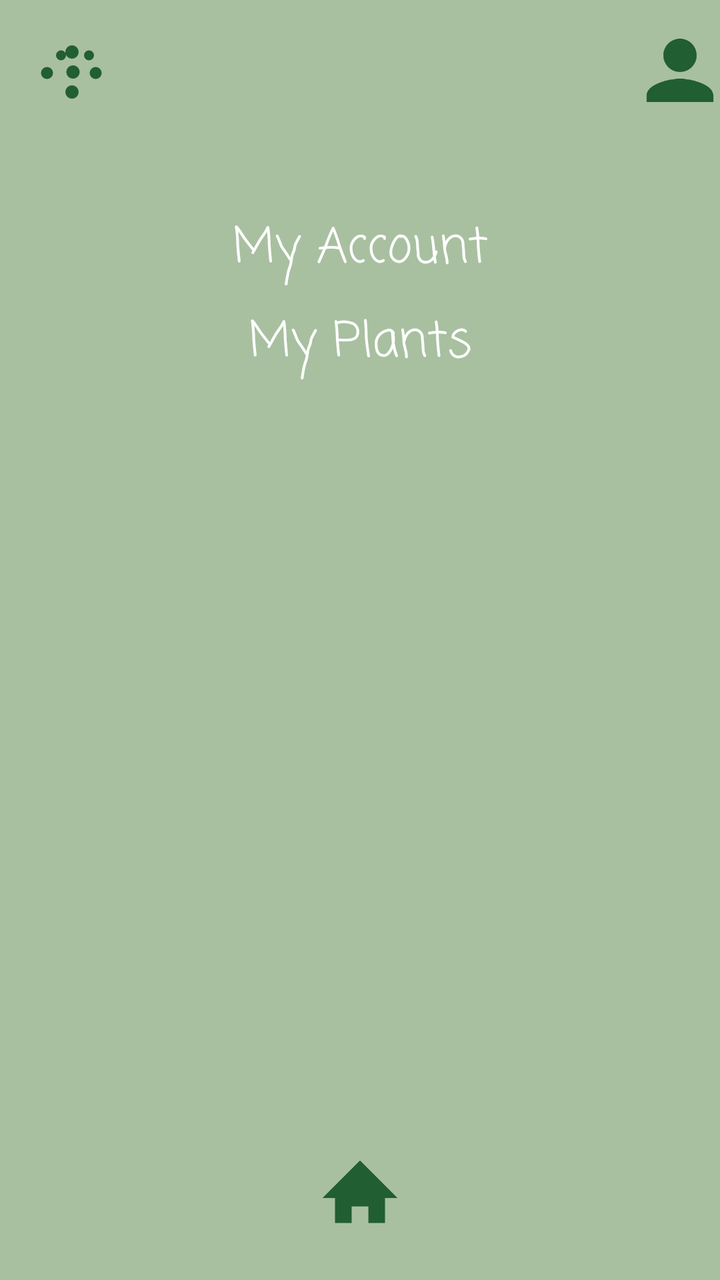
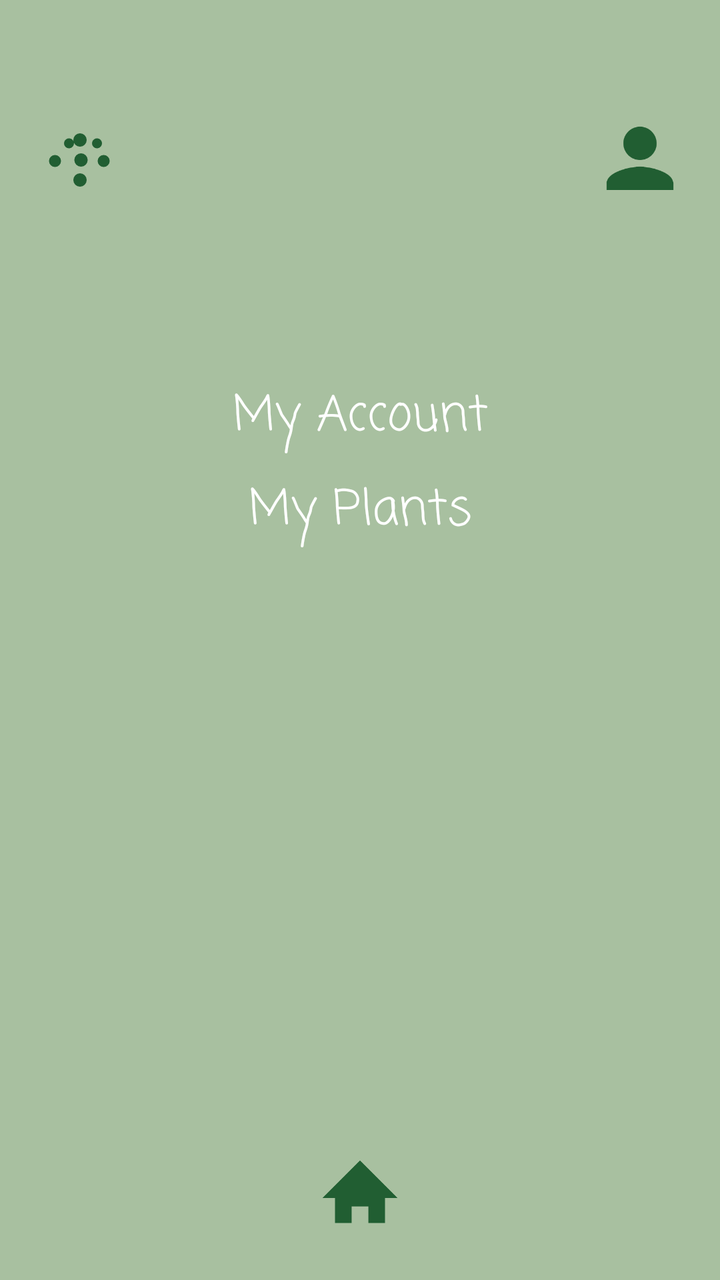

An Android layout rendered at two revisions. The XML below is the earlier revision; the diff shows what the commit changed to produce the second picture.
<!-- AndroidManifest.xml: application theme Theme.plantpal -->
<!-- res/layout/activity_main3.xml -->
<?xml version="1.0" encoding="utf-8"?>
<androidx.constraintlayout.widget.ConstraintLayout
    xmlns:android="http://schemas.android.com/apk/res/android"
    xmlns:app="http://schemas.android.com/apk/res-auto"
    xmlns:tools="http://schemas.android.com/tools"
    android:layout_width="match_parent"
    android:layout_height="match_parent"
    android:background="@color/light_green"
    tools:context=".MainActivity3">

    
    <ImageView
        android:id="@+id/icon1"
        android:layout_width="40dp"
        android:layout_height="40dp"
        android:src="@drawable/ic_cluster"
        android:contentDescription="Plants Icon"
        app:layout_constraintTop_toTopOf="parent"
        app:layout_constraintStart_toStartOf="parent"
        android:layout_marginStart="16dp"
        android:layout_marginTop="16dp"/>

    
    <ImageView
        android:id="@+id/icon2"
        android:layout_width="40dp"
        android:layout_height="40dp"
        android:src="@drawable/ic_profile"
        android:contentDescription="User Icon"
        app:layout_constraintTop_toTopOf="parent"
        app:layout_constraintEnd_toEndOf="parent"
        android:layout_marginStart="16dp"
        android:layout_marginTop="16dp"/>

    
    <TextView
        android:id="@+id/myAccountText"
        android:layout_width="wrap_content"
        android:layout_height="wrap_content"
        android:text="My Account"
        android:textSize="24sp"
        android:textColor="@android:color/white"
        android:fontFamily="casual"
        app:layout_constraintTop_toBottomOf="@id/icon1"
        app:layout_constraintStart_toStartOf="parent"
        app:layout_constraintEnd_toEndOf="parent"
        android:layout_marginTop="50dp"/>

    
    <TextView
        android:id="@+id/myPlantsText"
        android:layout_width="wrap_content"
        android:layout_height="wrap_content"
        android:text="My Plants"
        android:textSize="24sp"
        android:textColor="@android:color/white"
        android:fontFamily="casual"
    android:layout_marginTop="10dp"
    app:layout_constraintTop_toBottomOf="@id/myAccountText"
    app:layout_constraintStart_toStartOf="parent"
    app:layout_constraintEnd_toEndOf="parent"/>

    
    <ImageView
        android:id="@+id/homeIcon"
        android:layout_width="50dp"
        android:layout_height="50dp"
        android:src="@drawable/ic_home"
        android:contentDescription="Home Icon"
        app:layout_constraintBottom_toBottomOf="parent"
        app:layout_constraintStart_toStartOf="parent"
        app:layout_constraintEnd_toEndOf="parent"
        android:layout_marginBottom="16dp"/>
</androidx.constraintlayout.widget.ConstraintLayout>
<!-- resources referenced by this layout -->
<resources>
  <color name="light_green">#A8C0A0</color>
  <!-- drawable ic_cluster (drawable) -->
  <?xml version="1.0" encoding="utf-8"?>
  <vector xmlns:android="http://schemas.android.com/apk/res/android"
      android:width="24dp"
      android:height="24dp"
      android:viewportWidth="24"
      android:viewportHeight="24">
      <path
          android:fillColor="#215E32"
          android:pathData="M12,4a2,2 0 1,0 0,4 2,2 0 0,0 0,-4zm4.2,1.8a1.5,1.5 0 1,0 2.1,2.1 1.5,1.5 0 0,0 -2.1,-2.1zm-8.4,0a1.5,1.5 0 1,0 2.1,2.1 1.5,1.5 0 0,0 -2.1,-2.1zm11.3,4.7a1.8,1.8 0 1,0 0,3.6 1.8,1.8 0 0,0 0,-3.6zm-14.6,0a1.8,1.8 0 1,0 0,3.6 1.8,1.8 0 0,0 0,-3.6zm5.8,1.5a2,2 0 1,0 4,0 2,2 0 0,0 -4,0zM12,16a2,2 0 1,0 0,4 2,2 0 0,0 0,-4z" />
  </vector>
  <!-- drawable ic_home (drawable) -->
  <?xml version="1.0" encoding="utf-8"?>
  <vector xmlns:android="http://schemas.android.com/apk/res/android"
      android:width="24dp"
      android:height="24dp"
      android:viewportWidth="24"
      android:viewportHeight="24">
      <path
          android:fillColor="#215E32"
          android:pathData="M12,3l9,9h-3v6h-4v-4h-4v4h-4v-6h-3l9,-9z" />
  </vector>
  <!-- drawable ic_profile (drawable) -->
  <?xml version="1.0" encoding="utf-8"?>
  <vector xmlns:android="http://schemas.android.com/apk/res/android"
      android:width="24dp"
      android:height="24dp"
      android:viewportWidth="24"
      android:viewportHeight="24">
      <path
          android:fillColor="#215E32"
          android:pathData="M12,12c2.76,0 5,-2.24 5,-5S14.76,2 12,2 7,4.24 7,7s2.24,5 5,5zm0,2c-3.33,0 -10,1.67 -10,5v2h20v-2c0,-3.33 -6.67,-5 -10,-5z" />
  </vector>
  <style name="Theme.plantpal" parent="Base.Theme.plantpal" />
  <style name="Base.Theme.plantpal" parent="Theme.Material3.DayNight.NoActionBar">
          
          
      </style>
</resources>

<!-- the commit's change to res/layout/activity_main3.xml (unified diff, before → after) -->
@@ -17,8 +17,8 @@
         android:contentDescription="Plants Icon"
         app:layout_constraintTop_toTopOf="parent"
         app:layout_constraintStart_toStartOf="parent"
-        android:layout_marginStart="16dp"
-        android:layout_marginTop="16dp"/>
+        android:layout_marginStart="20dp"
+        android:layout_marginTop="60dp"/>
 
     
     <ImageView
@@ -29,8 +29,8 @@
         android:contentDescription="User Icon"
         app:layout_constraintTop_toTopOf="parent"
         app:layout_constraintEnd_toEndOf="parent"
-        android:layout_marginStart="16dp"
-        android:layout_marginTop="16dp"/>
+        android:layout_marginEnd="20dp"
+        android:layout_marginTop="60dp"/>
 
     
     <TextView
@@ -44,7 +44,7 @@
         app:layout_constraintTop_toBottomOf="@id/icon1"
         app:layout_constraintStart_toStartOf="parent"
         app:layout_constraintEnd_toEndOf="parent"
-        android:layout_marginTop="50dp"/>
+        android:layout_marginTop="90dp"/>
 
     
     <TextView
